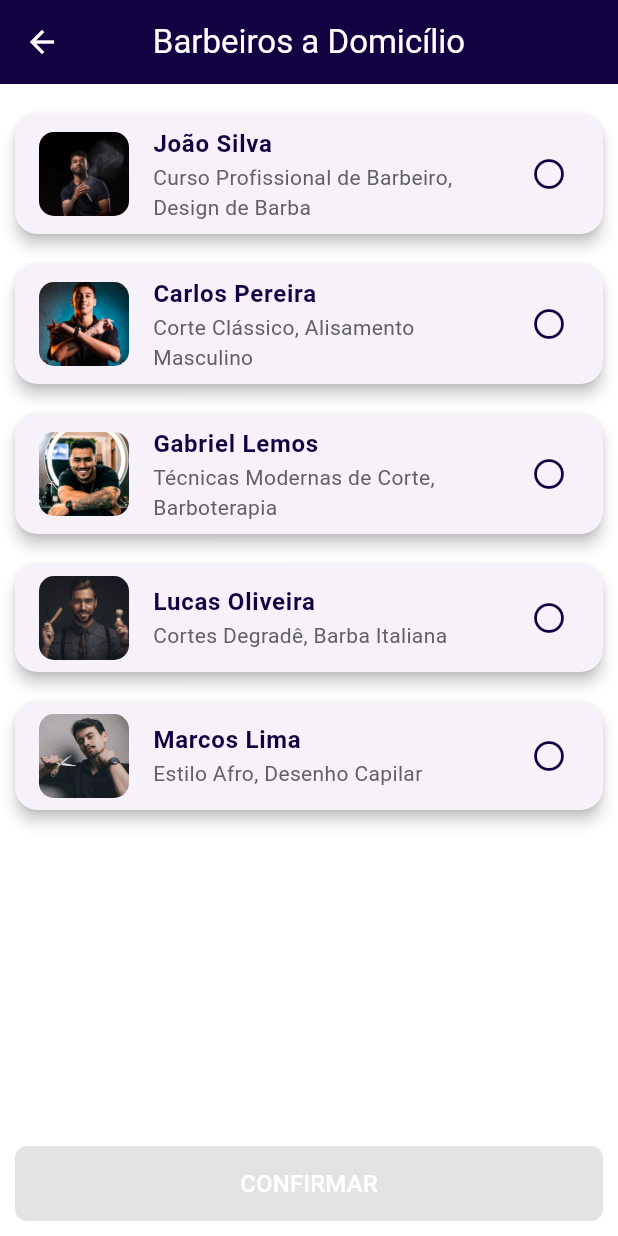
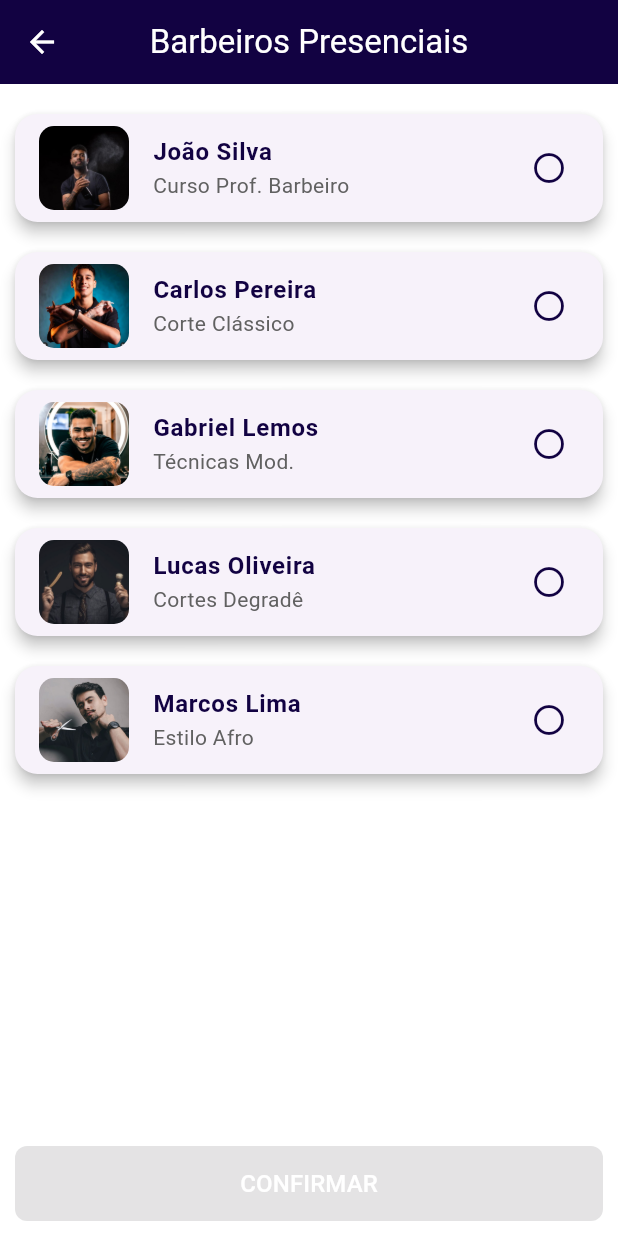
Before and after one commit to RodolfoXYZ/BarberManager-Front-End, a Flutter app: the BarberListScreen screen opened directly with empty values, on a phone screen of 412 x 824 dp. Run offline on Flutter 3.47's test engine with Material 3 defaults, Android fonts, the phone set to English and light mode, and no system bars; our stand-ins replace shimmer.

Commit message:
Adicionando retorno de conteúdo para tela de confirmação

```diff
--- a/lib/views/barberselectionPage.dart
+++ b/lib/views/barberselectionPage.dart
@@ -1,5 +1,5 @@
-import 'package:barbershop_app/views/agendamento.dart';
 import 'package:flutter/material.dart';
+import 'agendamento.dart';
 
 class BarberListScreen extends StatefulWidget {
   final Map<String, bool> selectedServices;
@@ -19,27 +19,27 @@ class _BarberListScreenState extends State<BarberListScreen> {
     {
       'name': 'João Silva',
       'image': 'assets/barber1.png',
-      'courses': 'Curso Profissional de Barbeiro, Design de Barba'
+      'courses': 'Curso Prof. Barbeiro'
     },
     {
       'name': 'Carlos Pereira',
       'image': 'assets/barber2.png',
-      'courses': 'Corte Clássico, Alisamento Masculino'
+      'courses': 'Corte Clássico'
     },
     {
       'name': 'Gabriel Lemos',
       'image': 'assets/barber3.png',
-      'courses': 'Técnicas Modernas de Corte, Barboterapia'
+      'courses': 'Técnicas Mod.'
     },
     {
       'name': 'Lucas Oliveira',
       'image': 'assets/barber4.png',
-      'courses': 'Cortes Degradê, Barba Italiana'
+      'courses': 'Cortes Degradê'
     },
     {
       'name': 'Marcos Lima',
       'image': 'assets/barber5.png',
-      'courses': 'Estilo Afro, Desenho Capilar'
+      'courses': 'Estilo Afro'
     },
   ];
 
@@ -51,7 +51,9 @@ class _BarberListScreenState extends State<BarberListScreen> {
       backgroundColor: Colors.white,
       appBar: AppBar(
         title: Text(
-          'Barbeiros a Domicílio',
+          widget.serviceLocation == 'À Domicílio'
+              ? 'Barbeiros a Domicílio'
+              : 'Barbeiros Presenciais',
           style: TextStyle(color: Colors.white),
         ),
         backgroundColor: const Color(0xFF120242),
@@ -81,16 +83,29 @@ class _BarberListScreenState extends State<BarberListScreen> {
             child: ElevatedButton(
               onPressed: selectedBarberIndex != null
                   ? () {
+                      String barberName =
+                          barbers[selectedBarberIndex!]['name']!;
+                      String barberImage =
+                          barbers[selectedBarberIndex!]['image']!;
+                      String barberCourses =
+                          barbers[selectedBarberIndex!]['courses']!;
+
+                      // Navegar para a tela de agendamento
                       Navigator.push(
                         context,
                         MaterialPageRoute(
-                            builder: (context) => AgendamentoPage(
-                                  selectedServices: widget.selectedServices,
-                                  serviceLocation: widget.serviceLocation,
-                                )),
+                          builder: (context) => AgendamentoPage(
+                            selectedServices: widget.selectedServices,
+                            serviceLocation: widget.serviceLocation,
+                            selectedBarber: {
+                              'name': barberName,
+                              'image': barberImage,
+                              'courses': barberCourses,
+                            },
+                          ),
+                        ),
                       );
-                      String barberName =
-                          barbers[selectedBarberIndex!]['name']!;
+
                       ScaffoldMessenger.of(context).showSnackBar(
                         SnackBar(
                           content:
```
